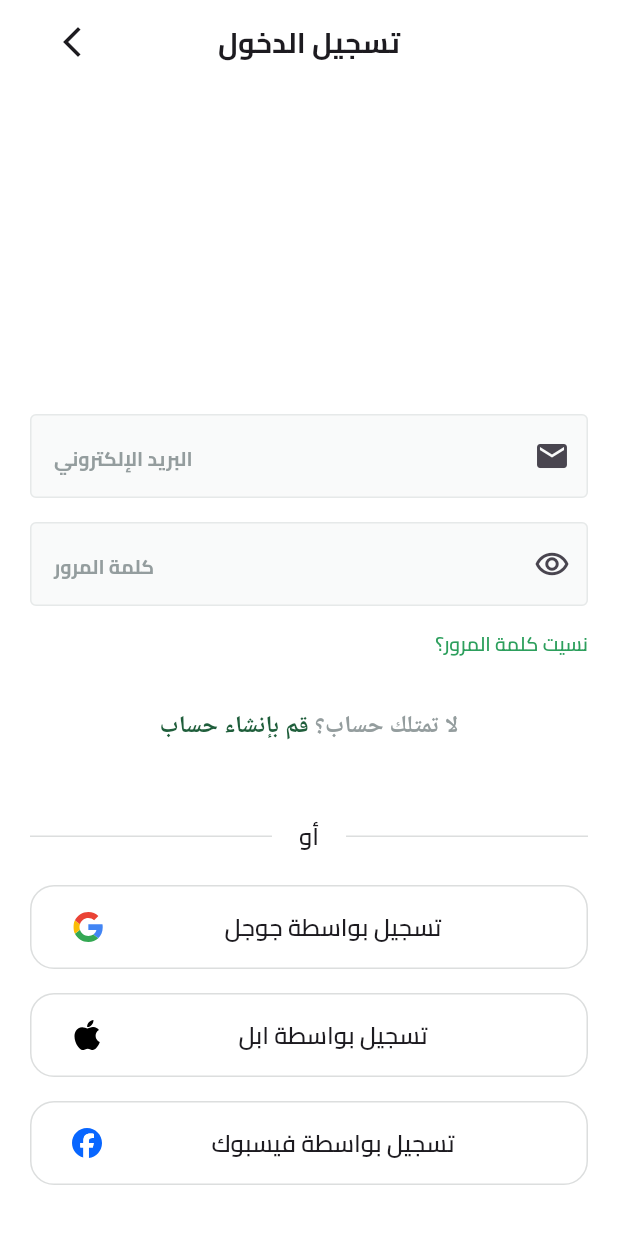
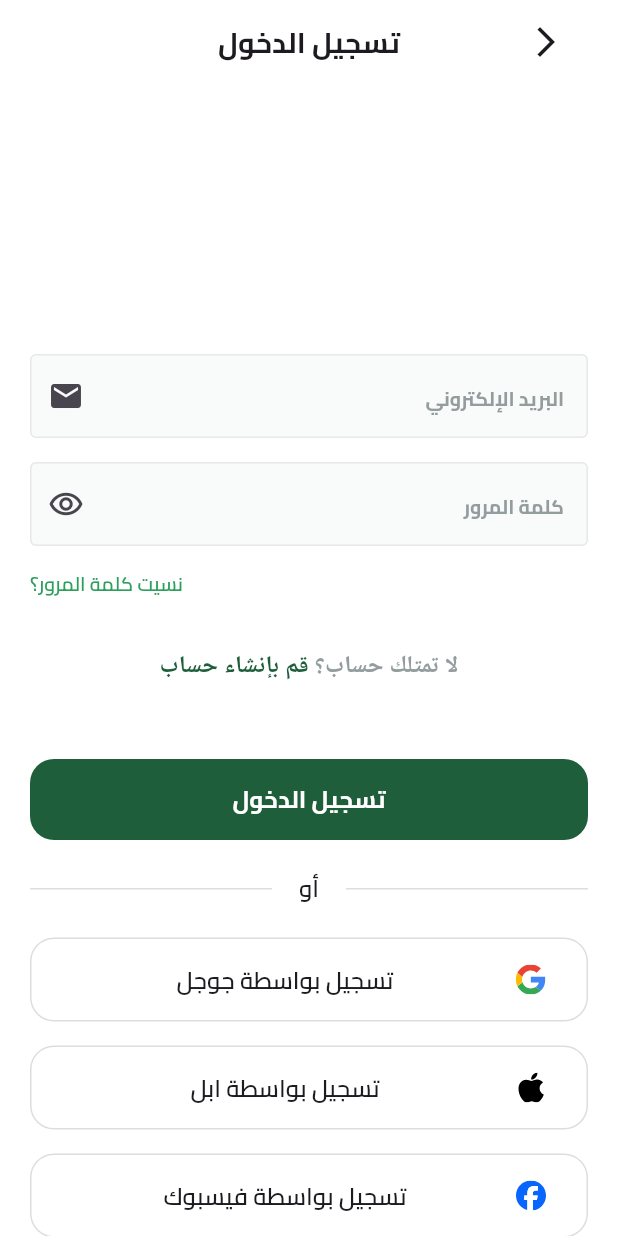
Before and after one commit to ahmedelashrry1/graduation_project, a Flutter app: the screen it shows after launch, on a phone screen of 412 x 824 dp. Run offline on Flutter 3.47's test engine with Material 3 defaults, Android fonts, the phone set to English and light mode, and no system bars; our stand-ins replace flutter_svg.

```diff
--- a/lib/login_page/LoginView.dart
+++ b/lib/Login&Signup_Page/LoginView.dart
@@ -1,5 +1,5 @@
 import 'package:flutter/material.dart';
-import 'package:graduation_project/login_page/widget/LoginBodyView.dart';
+import 'package:graduation_project/Login&Signup_Page/widget/LoginBodyView.dart';
 
 class LoginView extends StatelessWidget {
   const LoginView({super.key});
--- a/lib/login_page/widget/LoginBodyView.dart
+++ b/lib/Login&Signup_Page/widget/LoginBodyView.dart
@@ -1,6 +1,6 @@
 import 'package:flutter/material.dart';
 import 'package:graduation_project/core/widgets/custom_app_bar.dart';
-import 'package:graduation_project/login_page/widget/Login_Body_Detiles.dart';
+import 'package:graduation_project/Login&Signup_Page/widget/Login_Body_Detiles.dart';
 
 class LoginBodyView extends StatelessWidget {
   const LoginBodyView({super.key});
--- a/lib/login_page/widget/Login_Body_Detiles.dart
+++ b/lib/Login&Signup_Page/widget/Login_Body_Detiles.dart
@@ -3,10 +3,11 @@ import 'dart:io';
 import 'package:flutter/material.dart';
 import 'package:graduation_project/core/utils/app_colors.dart';
 import 'package:graduation_project/core/utils/app_text_styles.dart';
-import 'package:graduation_project/login_page/widget/custom_text_field.dart';
-import 'package:graduation_project/login_page/widget/dont_have_account_widget.dart';
-import 'package:graduation_project/login_page/widget/or_divider.dart';
-import 'package:graduation_project/login_page/widget/social_login_button.dart';
+import 'package:graduation_project/core/widgets/custom_button.dart';
+import 'package:graduation_project/Login&Signup_Page/widget/custom_text_field.dart';
+import 'package:graduation_project/Login&Signup_Page/widget/dont_have_account_widget.dart';
+import 'package:graduation_project/Login&Signup_Page/widget/or_divider.dart';
+import 'package:graduation_project/Login&Signup_Page/widget/social_login_button.dart';
 
 class LoginBodyDetiles extends StatelessWidget {
   const LoginBodyDetiles({
@@ -18,7 +19,7 @@ class LoginBodyDetiles extends StatelessWidget {
     return SingleChildScrollView(
       child: Column(
         children: [
-          const SizedBox(height: 220),
+          const SizedBox(height: 180),
           CustomTextFormField(
             hintText: 'البريد الإلكتروني',
             textInputType: TextInputType.emailAddress,
@@ -51,6 +52,10 @@ class LoginBodyDetiles extends StatelessWidget {
           DontHaveAnAccountWidget(),
           const SizedBox(
             height: 50,
+          ),
+          CustomButton(text: 'تسجيل الدخول', onPressed: () {}),
+          const SizedBox(
+            height: 21,
           ),
           OrDivider(),
           const SizedBox(
--- /dev/null
+++ b/lib/core/widgets/custom_button.dart
@@ -0,0 +1,35 @@
+import 'package:flutter/cupertino.dart';
+import 'package:flutter/material.dart';
+
+import 'package:graduation_project/core/utils/app_colors.dart';
+import 'package:graduation_project/core/utils/app_text_styles.dart';
+
+class CustomButton extends StatelessWidget {
+  const CustomButton({super.key, required this.onPressed, required this.text});
+  final VoidCallback onPressed;
+  final String text;
+  @override
+  Widget build(BuildContext context) {
+    return SizedBox(
+      width: double.infinity,
+      height: 54,
+      child: TextButton(
+        style: TextButton.styleFrom(
+          shape: RoundedRectangleBorder(
+            borderRadius: BorderRadius.circular(
+              16,
+            ),
+          ),
+          backgroundColor: AppColors.primaryColor,
+        ),
+        onPressed: onPressed,
+        child: Text(
+          text,
+          style: TextStyles.bold16.copyWith(
+            color: Colors.white,
+          ),
+        ),
+      ),
+    );
+  }
+}
--- a/lib/main.dart
+++ b/lib/main.dart
@@ -1,11 +1,14 @@
 import 'package:flutter/material.dart';
-import 'package:graduation_project/login_page/LoginView.dart';
+import 'package:flutter_localizations/flutter_localizations.dart';
+import 'package:graduation_project/Login&Signup_Page/LoginView.dart';
 
 void main() {
   runApp(const MyApp());
 }
+
 class MyApp extends StatelessWidget {
   const MyApp({super.key});
+
   @override
   Widget build(BuildContext context) {
     return MaterialApp(
@@ -13,6 +16,16 @@ class MyApp extends StatelessWidget {
         scaffoldBackgroundColor: Colors.white,
         fontFamily: 'cairo',
       ),
+      locale: const Locale('ar'), // اللغة الافتراضية: العربية
+      supportedLocales: const [
+        Locale('ar'), // اللغة العربية
+        Locale('en'), // اللغة الإنجليزية
+      ],
+      localizationsDelegates: [
+        GlobalMaterialLocalizations.delegate,
+        GlobalWidgetsLocalizations.delegate,
+        GlobalCupertinoLocalizations.delegate,
+      ],
       debugShowCheckedModeBanner: false,
       home: const LoginView(),
     );
```
Also changed, not shown: lib/Login&Signup_Page/SignUpView.dart (added, +15 -0 lines), lib/Login&Signup_Page/widget/SignUp_View_Body.dart (added, +72 -0 lines), lib/Login&Signup_Page/widget/dont_have_account_widget.dart (renamed from lib/login_page/widget/dont_have_account_widget.dart, +7 -1 lines), lib/Login&Signup_Page/widget/terms_and_conditions.dart (added, +53 -0 lines), lib/core/widgets/custom_check_box.dart (added, +43 -0 lines), pubspec.yaml (+4 -7 lines), lib/Login&Signup_Page/widget/custom_text_field.dart (renamed from lib/login_page/widget/custom_text_field.dart), lib/Login&Signup_Page/widget/have_an_account_widget.dart (renamed from lib/login_page/widget/have_an_account_widget.dart), lib/Login&Signup_Page/widget/or_divider.dart (renamed from lib/login_page/widget/or_divider.dart), lib/Login&Signup_Page/widget/social_login_button.dart (renamed from lib/login_page/widget/social_login_button.dart), pubspec.lock.
